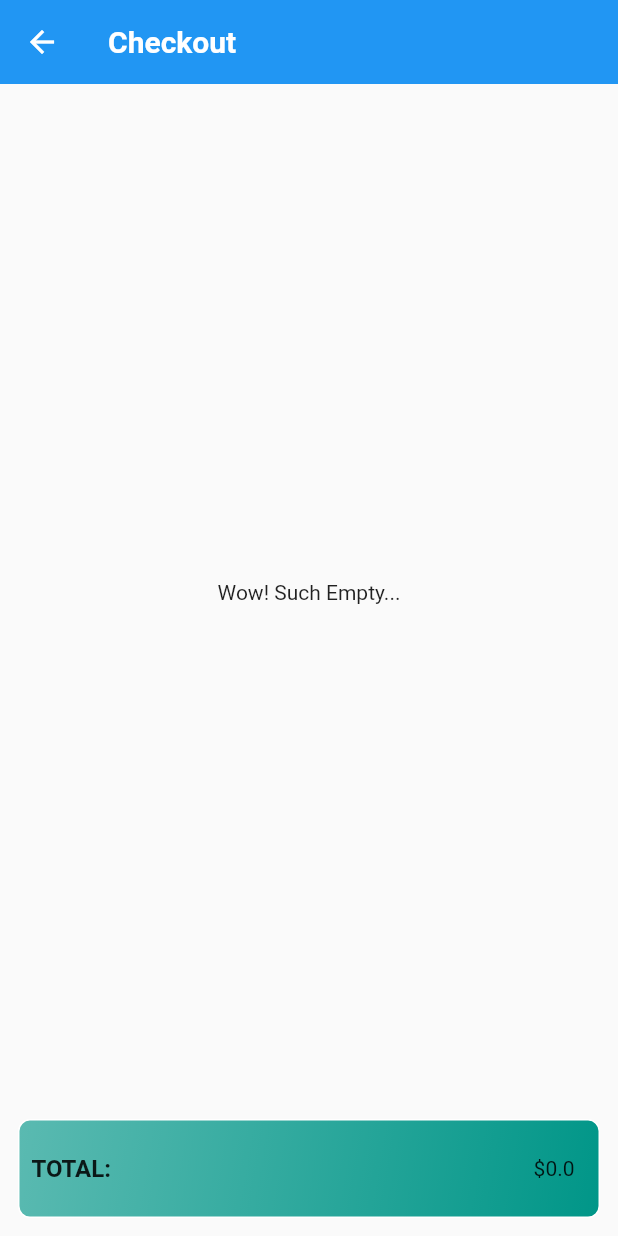
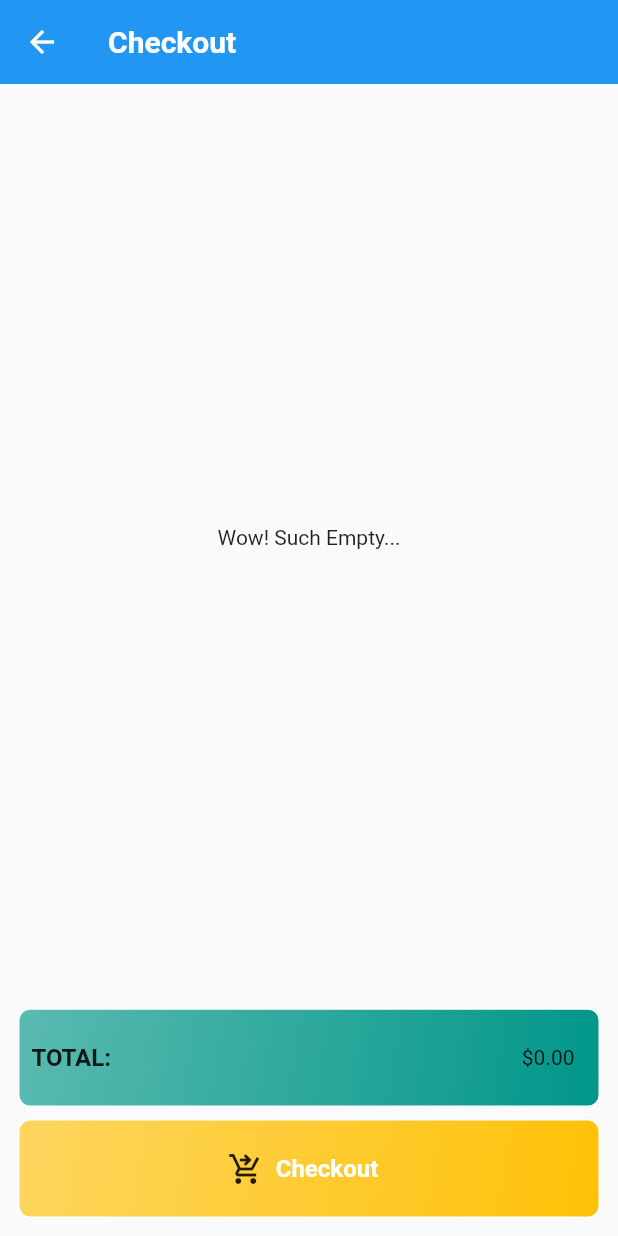
Before and after one commit to edargham/shopply, a Flutter app: the ShoppingCartScreen screen opened by its route, on a phone screen of 412 x 824 dp. Run offline on Flutter 3.47's test engine with Material 2 defaults, Android fonts, the phone set to English and light mode, and no system bars; network calls fail.

Commit message:
07/08/2022 - Shopping Cart Screen

```diff
--- a/lib/models/cart.dart
+++ b/lib/models/cart.dart
@@ -23,6 +23,14 @@ class Cart with ChangeNotifier {
 
   int get cartSize {
     return _cart.length;
+  }
+
+  double get totalPrice {
+    double sum = 0.0;
+    for (CartItem item in _cart.values) {
+      sum += item.price;
+    }
+    return sum;
   }
 
   void addItem(String productId, double price, String title) {
--- a/lib/screens/shopping_cart_screen/shopping_cart_screen.dart
+++ b/lib/screens/shopping_cart_screen/shopping_cart_screen.dart
@@ -1,14 +1,47 @@
 import 'package:flutter/material.dart';
+import 'package:provider/provider.dart';
 
+import '../../models/cart.dart';
+
+import '../shopping_cart_screen/widgets/item_banner.dart';
+
+import '../widgets/main_button.dart';
 import './widgets/total_banner.dart';
-// import 'package:provider/provider.dart';
 
 class ShoppingCartScreen extends StatelessWidget {
   static const String routeName = '/shopping_cart';
   const ShoppingCartScreen({super.key});
 
+  Widget _showCart(Cart cart) {
+    if (cart.cartSize == 0) {
+      return const Expanded(
+        child: Align(
+          alignment: Alignment.center,
+          child: Text('Wow! Such Empty...'),
+        ),
+      );
+    } else {
+      return Expanded(
+        child: Padding(
+          padding: const EdgeInsets.all(8.0),
+          child: ListView.builder(
+            itemCount: cart.cartSize,
+            itemBuilder: (context, index) {
+              return ItemBanner(
+                item: cart.cart.values.toList()[index],
+                productId: cart.cart.keys.toList()[index],
+              );
+            },
+          ),
+        ),
+      );
+    }
+  }
+
   @override
   Widget build(BuildContext context) {
+    final Cart cart = Provider.of<Cart>(context);
+
     return Scaffold(
       appBar: AppBar(
         title: const Text(
@@ -22,18 +55,26 @@ class ShoppingCartScreen extends StatelessWidget {
       ),
       body: Column(
         mainAxisAlignment: MainAxisAlignment.spaceBetween,
-        children: const <Widget>[
-          Expanded(
-            child: Align(
-              alignment: Alignment.center,
-              child: Text('Wow! Such Empty...'),
-            ),
-          ),
+        children: <Widget>[
+          _showCart(cart),
           Padding(
-            padding: EdgeInsets.all(8.0),
-            child: Align(
-              alignment: Alignment.bottomCenter,
-              child: TotalBanner(),
+            padding: const EdgeInsets.all(8.0),
+            child: Column(
+              crossAxisAlignment: CrossAxisAlignment.stretch,
+              children: [
+                Align(
+                  alignment: Alignment.bottomCenter,
+                  child: TotalBanner(
+                    totalPrice: cart.totalPrice,
+                  ),
+                ),
+                MainButton(
+                  onPressed: () {},
+                  title: 'Checkout',
+                  icon: Icons.shopping_cart_checkout_outlined,
+                  color: Colors.amber,
+                ),
+              ],
             ),
           ),
         ],
--- a/lib/screens/shopping_cart_screen/widgets/total_banner.dart
+++ b/lib/screens/shopping_cart_screen/widgets/total_banner.dart
@@ -50,7 +50,7 @@ class TotalBanner extends StatelessWidget {
                   fontSize: 16.0,
                 ),
               ),
-              Text('\$$totalPrice'),
+              Text('\$${totalPrice.toStringAsFixed(2)}'),
             ],
           ),
         ));
--- a/lib/screens/widgets/cart_button.dart
+++ b/lib/screens/widgets/cart_button.dart
@@ -23,6 +23,7 @@ class CartButton extends StatelessWidget {
         onTap: () {
           Navigator.of(context).pushNamed(ShoppingCartScreen.routeName);
         },
+        borderRadius: BorderRadius.circular(8.0),
         child: Padding(
           padding: const EdgeInsets.all(4.0),
           child: Row(
--- a/lib/screens/widgets/main_button.dart
+++ b/lib/screens/widgets/main_button.dart
@@ -4,11 +4,13 @@ class MainButton extends StatelessWidget {
   final String title;
   final IconData? icon;
   final VoidCallback onPressed;
+  final Color color;
   const MainButton({
     super.key,
     required this.onPressed,
     required this.title,
     this.icon,
+    this.color = Colors.teal,
   });
 
   Widget _showTitle() {
@@ -67,8 +69,8 @@ class MainButton extends StatelessWidget {
           borderRadius: BorderRadius.circular(radius),
           gradient: LinearGradient(
             colors: [
-              Colors.teal.withOpacity(0.64),
-              Colors.teal,
+              color.withOpacity(0.64),
+              color,
             ],
             begin: Alignment.topLeft,
             end: Alignment.bottomRight,
```
Also changed, not shown: lib/screens/shopping_cart_screen/widgets/item_banner.dart (added, +89 -0 lines).
